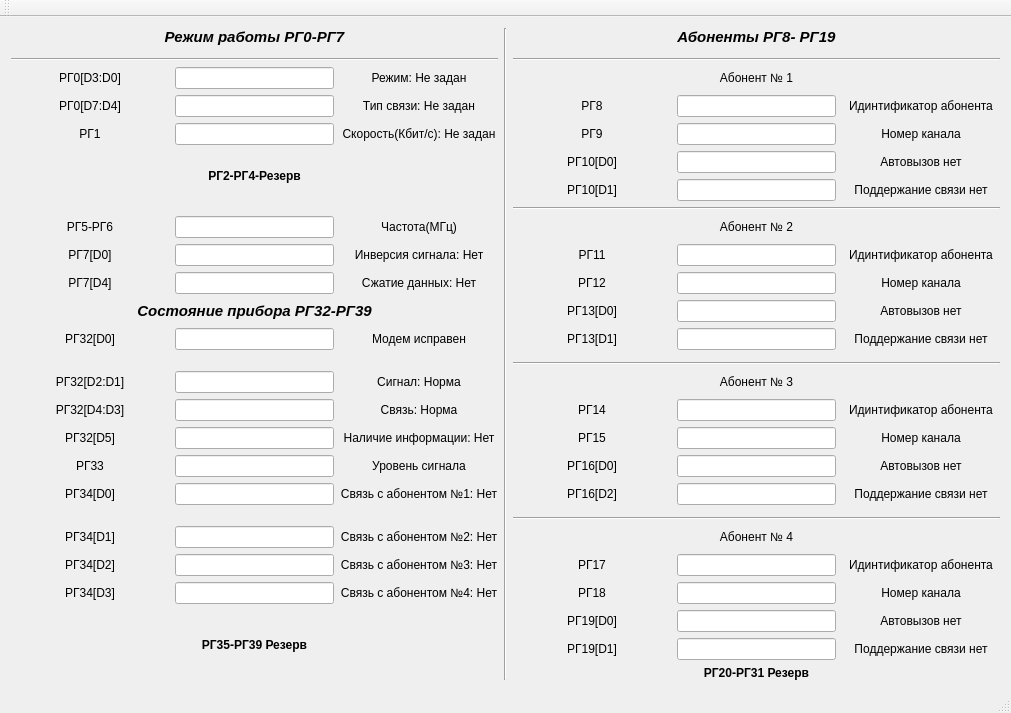
Above: DeviceVS/DeviceVS.ui from AleksandrKajl/DeviceVS before the change. Below: the same form after it.
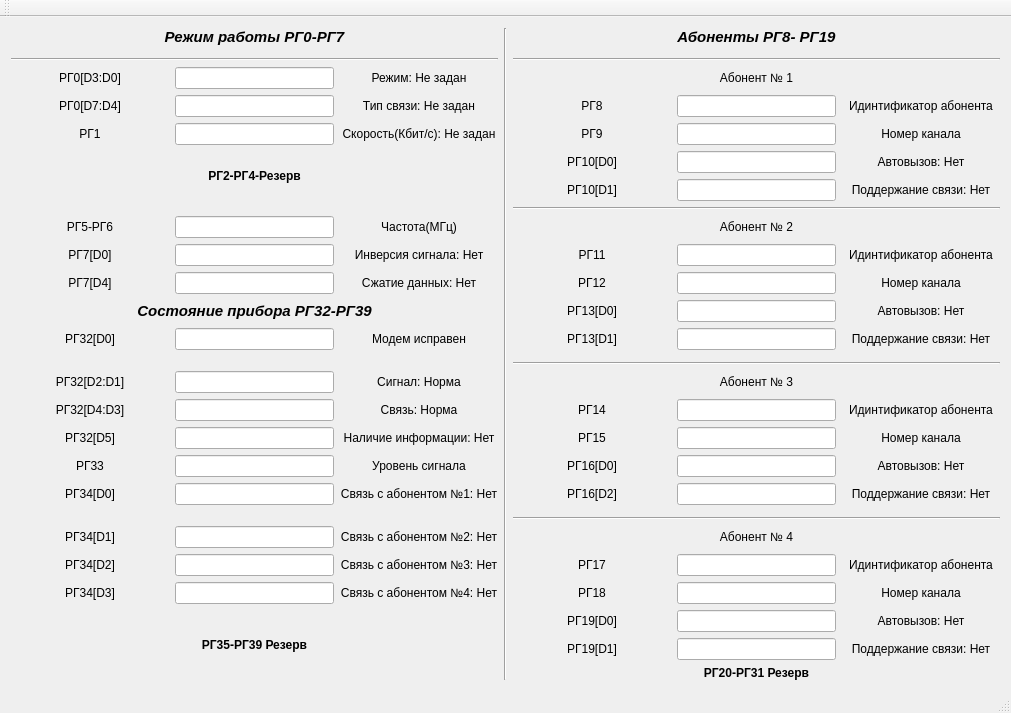
That is the form after the change.

The edit to the form file:
```diff
--- a/DeviceVS/DeviceVS.ui
+++ b/DeviceVS/DeviceVS.ui
@@ -7,7 +7,7 @@
     <x>0</x>
     <y>0</y>
     <width>1011</width>
-    <height>693</height>
+    <height>713</height>
    </rect>
   </property>
   <property name="windowTitle">
@@ -71,7 +71,7 @@
       <item row="7" column="6">
        <widget class="QLabel" name="label_22">
         <property name="text">
-         <string>Автовызов нет</string>
+         <string>Автовызов: Нет</string>
         </property>
         <property name="alignment">
          <set>Qt::AlignCenter</set>
@@ -221,7 +221,7 @@
       <item row="27" column="6">
        <widget class="QLabel" name="label_49">
         <property name="text">
-         <string>Автовызов нет</string>
+         <string>Автовызов: Нет</string>
         </property>
         <property name="alignment">
          <set>Qt::AlignCenter</set>
@@ -257,7 +257,7 @@
       <item row="14" column="6">
        <widget class="QLabel" name="label_33">
         <property name="text">
-         <string>Поддержание связи нет</string>
+         <string>Поддержание связи: Нет</string>
         </property>
         <property name="alignment">
          <set>Qt::AlignCenter</set>
@@ -408,7 +408,7 @@
       <item row="8" column="6">
        <widget class="QLabel" name="label_24">
         <property name="text">
-         <string>Поддержание связи нет</string>
+         <string>Поддержание связи: Нет</string>
         </property>
         <property name="alignment">
          <set>Qt::AlignCenter</set>
@@ -418,7 +418,7 @@
       <item row="20" column="6">
        <widget class="QLabel" name="label_40">
         <property name="text">
-         <string>Автовызов нет</string>
+         <string>Автовызов: Нет</string>
         </property>
         <property name="alignment">
          <set>Qt::AlignCenter</set>
@@ -497,7 +497,7 @@
       <item row="21" column="6">
        <widget class="QLabel" name="label_42">
         <property name="text">
-         <string>Поддержание связи нет</string>
+         <string>Поддержание связи: Нет</string>
         </property>
         <property name="alignment">
          <set>Qt::AlignCenter</set>
@@ -887,7 +887,7 @@
       <item row="13" column="6">
        <widget class="QLabel" name="label_31">
         <property name="text">
-         <string>Автовызов нет</string>
+         <string>Автовызов: Нет</string>
         </property>
         <property name="alignment">
          <set>Qt::AlignCenter</set>
@@ -1306,7 +1306,7 @@
       <item row="28" column="6">
        <widget class="QLabel" name="label_51">
         <property name="text">
-         <string>Поддержание связи нет</string>
+         <string>Поддержание связи: Нет</string>
         </property>
         <property name="alignment">
          <set>Qt::AlignCenter</set>
```
Left out of the diff: 29 changed lines with no effect on the pictures.
